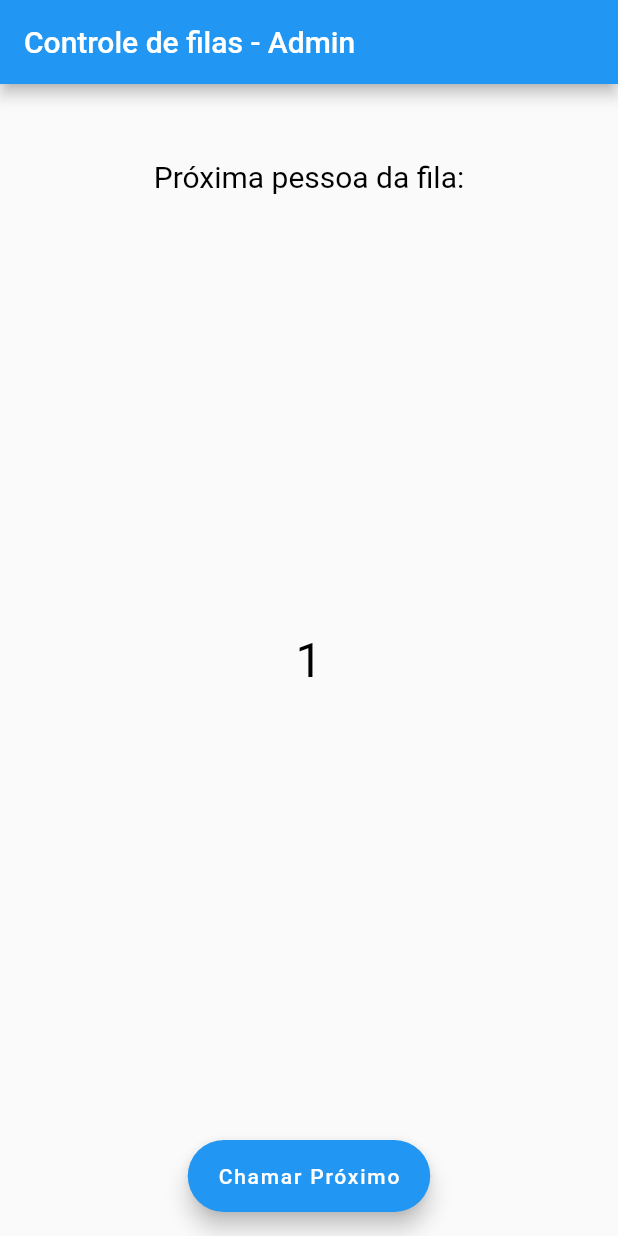
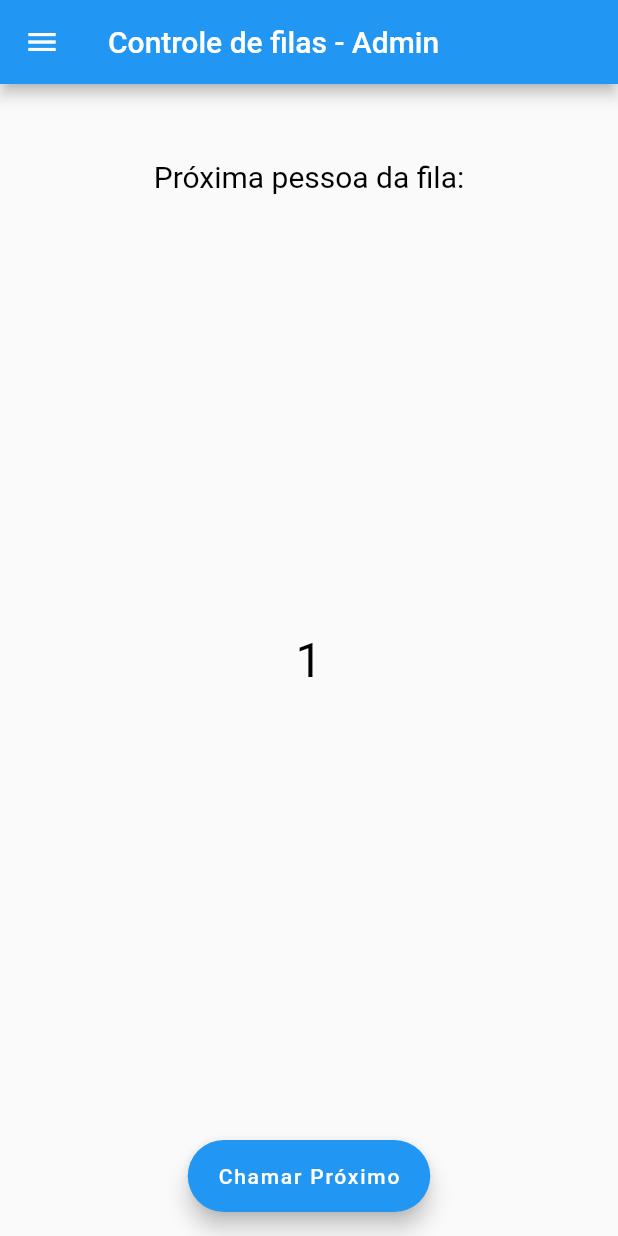
Before and after one commit to rm344672/controlador_filas, a Flutter app: the AdminWidget screen opened by its route, on a phone screen of 412 x 824 dp. Run offline on Flutter 3.47's test engine with Material 2 defaults, Android fonts, the phone set to English and light mode, and no system bars; our stand-ins replace cloud_firestore, firebase_auth, firebase_core, flutter_screenutil; accounts and stored records are empty; network calls fail.

Commit message:
Adicionada verificação de usuário logado; Adicionado funcionalidade de logout

```diff
--- a/lib/screens/admin.dart
+++ b/lib/screens/admin.dart
@@ -41,9 +41,7 @@ class _AdminWidgetState extends State<AdminWidget> {
   @override
   Widget build(BuildContext context) {
     return Scaffold(
-      appBar: AppBar(
-          title: const Text("Controle de filas - Admin"),
-          automaticallyImplyLeading: false),
+        appBar: AppBar(title: const Text("Controle de filas - Admin")),
         body: SizedBox(
           height: double.maxFinite,
           child: Stack(
@@ -79,6 +77,23 @@ class _AdminWidgetState extends State<AdminWidget> {
         floatingActionButton: FloatingActionButton.extended(
             onPressed: () => {}, label: const Text('Chamar Próximo')),
         floatingActionButtonLocation: FloatingActionButtonLocation.centerFloat,
-    );
+        drawer: Drawer(
+          child: ListView(
+            children: [
+              Divider(),
+              Expanded(
+                  child: Align(
+                alignment: FractionalOffset.bottomCenter,
+                child: ListTile(
+                  title: Text('Exit'),
+                  onTap: () => {
+                    FirebaseAuth.instance.signOut(),
+                    Navigator.pushNamed(context, '/')
+                  },
+                ),
+              ))
+            ],
+          ),
+        ));
   }
 }
```
Also changed, not shown: lib/screens/entrar_fila.dart (+24 -6 lines), lib/screens/home.dart (+26 -0 lines). Lines whose indentation alone changed are shown as unchanged.
